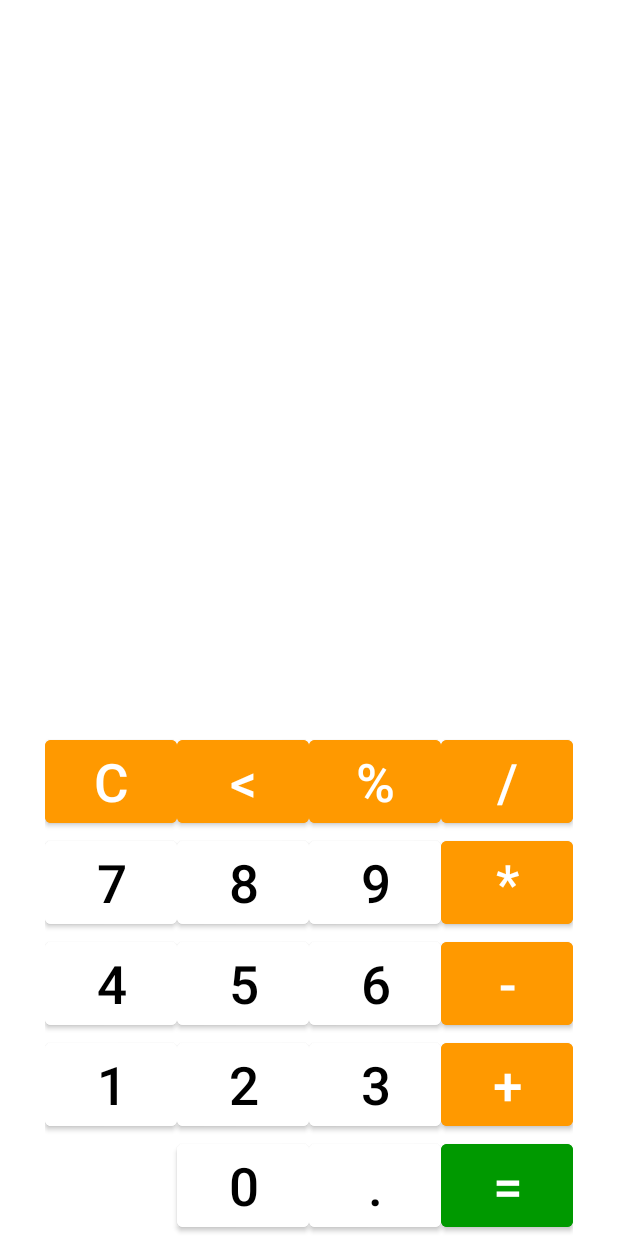
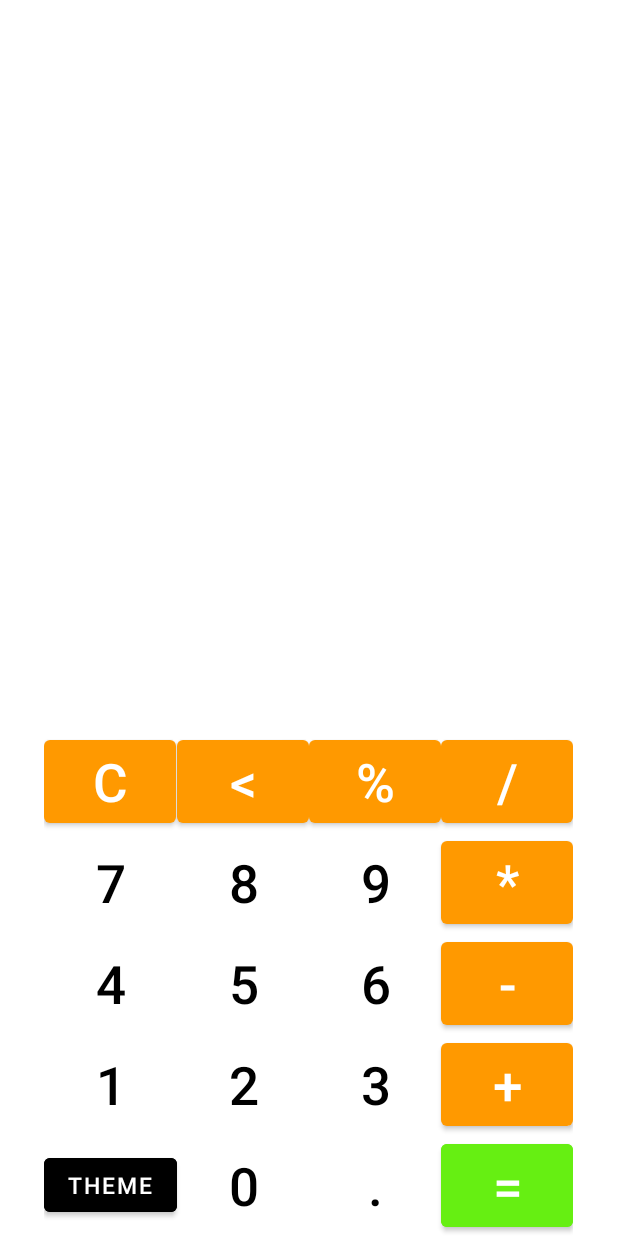
Before and after one commit to dmitrii-git/SimpleCalc, an Android app: the screen it shows after launch (MainActivity), on a phone screen of 412 x 824 dp. Run offline under Robolectric (Android 15) with nearby library versions, the phone set to English and light mode, and no system bars.

Commit message:
add themes

```diff
--- a/app/src/main/java/com/mcompany/simplecalc/MainActivity.java
+++ b/app/src/main/java/com/mcompany/simplecalc/MainActivity.java
@@ -3,16 +3,17 @@ package com.mcompany.simplecalc;
 import androidx.annotation.NonNull;
 import androidx.appcompat.app.AppCompatActivity;
 
+import android.content.SharedPreferences;
 import android.os.Bundle;
 import android.text.TextUtils;
 import android.view.View;
 import android.widget.Button;
 import android.widget.TextView;
 
-import java.util.ArrayList;
-import java.util.List;
 
 public class MainActivity extends AppCompatActivity {
+    private static final String PREF_NAME = "key_pref";
+    private static final String PREF_THEME_KEY = "key_pref_theme";
     private ListParcelable listParcelable = new ListParcelable();
 
 
@@ -36,15 +37,15 @@ public class MainActivity extends AppCompatActivity {
     private Button buttonPlus;
     private Button buttonEquals;
     private Button buttonPoint;
+    private Button buttonTheme;
 
-
-    private List list = new ArrayList();
     private String result;
-
+    private int A = 1;
 
     @Override
     protected void onCreate(Bundle savedInstanceState) {
         super.onCreate(savedInstanceState);
+        setTheme(getAppTheme());
         setContentView(R.layout.activity_main);
         initView();
         getSupportActionBar().hide();
@@ -71,6 +72,7 @@ public class MainActivity extends AppCompatActivity {
         buttonPercent.setOnClickListener(listener);
         buttonPlus.setOnClickListener(listener);
         buttonPoint.setOnClickListener(listener);
+        buttonTheme.setOnClickListener(listener);
 
     }
 
@@ -94,13 +96,15 @@ public class MainActivity extends AppCompatActivity {
         buttonDivide = findViewById(R.id.buttonDivide);
         buttonEquals = findViewById(R.id.buttonEquals);
         buttonPoint = findViewById(R.id.buttonPoint);
+        buttonTheme = findViewById(R.id.buttonTheme);
 
         text = findViewById(R.id.text);
+
 
     }
 
 
-    View.OnClickListener listener = new View.OnClickListener() {
+    final View.OnClickListener listener = new View.OnClickListener() {
 
 
         @Override
@@ -183,9 +187,9 @@ public class MainActivity extends AppCompatActivity {
                 }
                 case (R.id.buttonDivide): {
                     if (listParcelable.getSize() > 0) {
-                    listParcelable.adResult((String) buttonDivide.getText());
-                    result = TextUtils.join("", listParcelable.getResult());
-                    text.setText(result);
+                        listParcelable.adResult((String) buttonDivide.getText());
+                        result = TextUtils.join("", listParcelable.getResult());
+                        text.setText(result);
                     }
                     break;
                 }
@@ -237,8 +241,33 @@ public class MainActivity extends AppCompatActivity {
                     }
                     break;
                 }
+                case (R.id.buttonTheme): {
+                    switch (getAppTheme()) {
+                        case (R.style.Theme_SimpleCalc): {
+                            setAppTheme(R.style.YourApplicationThemeGreen);
+                            recreate();
+                            break;
+                        }
+                        case (R.style.YourApplicationThemeGreen): {
+                            setAppTheme(R.style.YourApplicationThemeBlue);
+                            recreate();
+                            break;
+                        }
+                        case (R.style.YourApplicationThemeBlue): {
+                            setAppTheme(R.style.YourApplicationThemeRed);
+                            recreate();
+                            break;
+                        }
+                        case (R.style.YourApplicationThemeRed): {
+                            setAppTheme(R.style.Theme_SimpleCalc);
+                            recreate();
+                            break;
+                        }
 
 
+                    }
+                    break;
+                }
 
 
             }
@@ -260,4 +289,18 @@ public class MainActivity extends AppCompatActivity {
         result = TextUtils.join("", listParcelable.getResult());
         text.setText(result);
     }
+
+    protected void setAppTheme(int codeStyle) {
+        SharedPreferences sharedPref = getSharedPreferences(PREF_NAME, MODE_PRIVATE);
+        SharedPreferences.Editor editor = sharedPref.edit();
+        editor.putInt(PREF_THEME_KEY, codeStyle);
+        editor.apply();
+    }
+
+    protected int getAppTheme() {
+        SharedPreferences sharedPref = getSharedPreferences(PREF_NAME, MODE_PRIVATE);
+        return sharedPref.getInt(PREF_THEME_KEY, R.style.Theme_SimpleCalc);
+    }
+
+
 }
--- a/app/src/main/res/layout-land/activity_main.xml
+++ b/app/src/main/res/layout-land/activity_main.xml
@@ -1,7 +1,7 @@
 <?xml version="1.0" encoding="utf-8"?>
 <GridLayout xmlns:android="http://schemas.android.com/apk/res/android"
-    xmlns:app="http://schemas.android.com/apk/res-auto"
     xmlns:tools="http://schemas.android.com/tools"
+    android:theme="@style/YourApplicationTheme"
     android:layout_width="wrap_content"
     android:layout_height="wrap_content"
     android:layout_gravity="center|bottom"
@@ -15,7 +15,8 @@
         android:layout_columnWeight="1"
         android:textSize="@dimen/CalcButton" />
 
-    <Button
+    <com.google.android.material.button.MaterialButton
+
         android:id="@+id/button_7"
         style="@style/button"
         android:text="@string/_7"
@@ -23,21 +24,24 @@
 
         />
 
-    <Button
+    <com.google.android.material.button.MaterialButton
+
         android:id="@+id/button_8"
         style="@style/button"
         android:text="@string/_8"
 
         />
 
-    <Button
+    <com.google.android.material.button.MaterialButton
+
         android:id="@+id/button_9"
         style="@style/button"
         android:text="@string/_9"
 
         />
 
-    <Button
+    <com.google.android.material.button.MaterialButton
+
         android:id="@+id/buttonDivide"
         style="@style/actionButton"
         android:text="@string/divide"
@@ -45,77 +49,88 @@
 
         />
 
-    <Button
+    <com.google.android.material.button.MaterialButton
+
         android:id="@+id/buttonC"
         style="@style/actionButton"
         android:text="@string/c"
 
         />
 
-    <Button
+    <com.google.android.material.button.MaterialButton
+
         android:id="@+id/button_4"
         style="@style/button"
         android:text="@string/_4"
 
         />
 
-    <Button
+    <com.google.android.material.button.MaterialButton
+
         android:id="@+id/button_5"
         style="@style/button"
         android:text="@string/_5"
 
         />
 
-    <Button
+    <com.google.android.material.button.MaterialButton
+
         android:id="@+id/button_6"
         style="@style/button"
         android:text="@string/_6"
 
         />
 
-    <Button
+    <com.google.android.material.button.MaterialButton
+
         android:id="@+id/buttonMultiplication"
         style="@style/actionButton"
         android:text="@string/multiplication"
 
         />
 
-    <Button
+    <com.google.android.material.button.MaterialButton
+
         android:id="@+id/buttonDel"
         style="@style/actionButton"
         android:text="@string/del"
 
         />
 
-    <Button
+    <com.google.android.material.button.MaterialButton
+
         android:id="@+id/button_1"
         style="@style/button"
         android:text="@string/_1"
 
         />
 
-    <Button
+    <com.google.android.material.button.MaterialButton
+
         android:id="@+id/button_2"
         style="@style/button"
         android:text="@string/_2"
 
         />
 
-    <Button
+    <com.google.android.material.button.MaterialButton
+
         android:id="@+id/button_3"
         style="@style/button"
         android:text="@string/_3"
 
         />
 
-    <Button
+    <com.google.android.material.button.MaterialButton
+
         android:id="@+id/buttonMinus"
         style="@style/actionButton"
         android:text="@string/minus"
 
         />
 
-    <Button
+    <com.google.android.material.button.MaterialButton
+
         android:id="@+id/buttonPercent"
         style="@style/actionButton"
         android:text="@string/percent"
@@ -123,7 +138,16 @@
 
         />
 
-    <Button
+    <com.google.android.material.button.MaterialButton
+
+        android:id="@+id/buttonTheme"
+        style="@style/themeButton"
+        android:text="Theme"
+
+        />
+
+    <com.google.android.material.button.MaterialButton
+
         android:id="@+id/button_0"
         style="@style/button"
         android:layout_column="1"
@@ -131,14 +155,16 @@
 
         />
 
-    <Button
+    <com.google.android.material.button.MaterialButton
+
         android:id="@+id/buttonPoint"
         style="@style/button"
         android:text="@string/Point"
 
         />
 
-    <Button
+    <com.google.android.material.button.MaterialButton
+
         android:id="@+id/buttonPlus"
         style="@style/actionButton"
         android:text="@string/plus"
@@ -146,7 +172,8 @@
 
         />
 
-    <Button
+    <com.google.android.material.button.MaterialButton
+
         android:id="@+id/buttonEquals"
         style="@style/equalsButton"
         android:text="@string/Equals"
--- a/app/src/main/res/layout/activity_main.xml
+++ b/app/src/main/res/layout/activity_main.xml
@@ -1,6 +1,5 @@
 <?xml version="1.0" encoding="utf-8"?>
 <GridLayout xmlns:android="http://schemas.android.com/apk/res/android"
-    xmlns:app="http://schemas.android.com/apk/res-auto"
     xmlns:tools="http://schemas.android.com/tools"
     android:layout_width="wrap_content"
     android:layout_height="wrap_content"
@@ -13,39 +12,35 @@
         android:id="@+id/text"
         android:layout_columnSpan="4"
         android:layout_columnWeight="1"
-        android:textSize="@dimen/CalcButton"/>
+        android:textSize="@dimen/CalcButton" />
 
-    <Button
+    <com.google.android.material.button.MaterialButton
         android:id="@+id/buttonC"
-        style="@style/actionButton"
         android:text="@string/c"
 
         />
 
-    <Button
+    <com.google.android.material.button.MaterialButton
         android:id="@+id/buttonDel"
-        style="@style/actionButton"
         android:text="@string/del"
 
         />
 
-    <Button
+    <com.google.android.material.button.MaterialButton
         android:id="@+id/buttonPercent"
-        style="@style/actionButton"
         android:text="@string/percent"
 
 
         />
 
-    <Button
+    <com.google.android.material.button.MaterialButton
         android:id="@+id/buttonDivide"
-        style="@style/actionButton"
         android:text="@string/divide"
 
 
         />
 
-    <Button
+    <com.google.android.material.button.MaterialButton
         android:id="@+id/button_7"
         style="@style/button"
         android:text="@string/_7"
@@ -53,97 +48,113 @@
 
         />
 
-    <Button
+    <com.google.android.material.button.MaterialButton
         android:id="@+id/button_8"
         style="@style/button"
         android:text="@string/_8"
 
         />
 
-    <Button
+    <com.google.android.material.button.MaterialButton
         android:id="@+id/button_9"
         style="@style/button"
         android:text="@string/_9"
 
         />
 
-    <Button
+    <com.google.android.material.button.MaterialButton
         android:id="@+id/buttonMultiplication"
-        style="@style/actionButton"
         android:text="@string/multiplication"
 
         />
 
-    <Button
+    <com.google.android.material.button.MaterialButton
+
         android:id="@+id/button_4"
         style="@style/button"
         android:text="@string/_4"
 
         />
 
-    <Button
+    <com.google.android.material.button.MaterialButton
+
         android:id="@+id/button_5"
         style="@style/button"
         android:text="@string/_5"
 
         />
 
-    <Button
+    <com.google.android.material.button.MaterialButton
+
         android:id="@+id/button_6"
         style="@style/button"
         android:text="@string/_6"
 
         />
 
-    <Button
+    <com.google.android.material.button.MaterialButton
+
         android:id="@+id/buttonMinus"
-        style="@style/actionButton"
         android:text="@string/minus"
 
         />
 
-    <Button
+    <com.google.android.material.button.MaterialButton
+
         android:id="@+id/button_1"
         style="@style/button"
         android:text="@string/_1"
 
         />
 
-    <Button
+    <com.google.android.material.button.MaterialButton
+
         android:id="@+id/button_2"
         style="@style/button"
         android:text="@string/_2"
 
         />
 
-    <Button
+    <com.google.android.material.button.MaterialButton
+
         android:id="@+id/button_3"
         style="@style/button"
         android:text="@string/_3"
 
         />
 
-    <Button
+    <com.google.android.material.button.MaterialButton
+
         android:id="@+id/buttonPlus"
-        style="@style/actionButton"
         android:text="@string/plus"
 
         />
 
-    <Button
+    <com.google.android.material.button.MaterialButton
+
+        android:id="@+id/buttonTheme"
+        style="@style/themeButton"
+        android:text="Theme"
+
+        />
+    <com.google.android.material.button.MaterialButton
+
         android:id="@+id/button_0"
         style="@style/button"
-        android:layout_column="1"
         android:text="@string/_0"
 
         />
-    <Button
+
+    <com.google.android.material.button.MaterialButton
+
         android:id="@+id/buttonPoint"
         style="@style/button"
         android:text="@string/Point"
 
         />
-    <Button
+
+    <com.google.android.material.button.MaterialButton
+
         android:id="@+id/buttonEquals"
         style="@style/equalsButton"
         android:layout_column="3"
--- a/app/src/main/res/values/colors.xml
+++ b/app/src/main/res/values/colors.xml
@@ -1,5 +1,7 @@
 <?xml version="1.0" encoding="utf-8"?>
 <resources>
+    <color name="orange">#FF9900</color>
+    <color name="red">#bf360c</color>
     <color name="purple_200">#FFBB86FC</color>
     <color name="purple_500">#FF6200EE</color>
     <color name="purple_700">#FF3700B3</color>
@@ -7,4 +9,13 @@
     <color name="teal_700">#FF018786</color>
     <color name="black">#FF000000</color>
     <color name="white">#FFFFFFFF</color>
+    <color name="red_100">#F8D4D3</color>
+    <color name="red_200">#FB4844</color>
+    <color name="red_500">#FF4234</color>
+    <color name="red_600">#FB3D2F</color>
+    <color name="red_700">#D72A2A</color>
+    <color name="red_800">#C82424</color>
+    <color name="red_900">#AE0B0B</color>
+    <color name="green">#66EF12</color>
+    <color name="blue">#10B0F4</color>
 </resources>
--- a/app/src/main/res/values/dimens.xml
+++ b/app/src/main/res/values/dimens.xml
@@ -1,4 +1,6 @@
 <?xml version="1.0" encoding="utf-8"?>
 <resources>
     <dimen name="CalcButton">35sp</dimen>
+    <dimen name="ThemeButton">15sp</dimen>
+
 </resources>
--- a/app/src/main/res/values/themes.xml
+++ b/app/src/main/res/values/themes.xml
@@ -2,7 +2,7 @@
     <!-- Base application theme. -->
     <style name="Theme.SimpleCalc" parent="Theme.MaterialComponents.DayNight.DarkActionBar">
         <!-- Primary brand color. -->
-        <item name="colorPrimary">@color/purple_500</item>
+        <item name="colorPrimary">@color/orange</item>
         <item name="colorPrimaryVariant">@color/purple_700</item>
         <item name="colorOnPrimary">@color/white</item>
         <!-- Secondary brand color. -->
@@ -12,6 +12,10 @@
         <!-- Status bar color. -->
         <item name="android:statusBarColor" tools:targetApi="l">?attr/colorPrimaryVariant</item>
         <!-- Customize your theme here. -->
+        <item name="android:textSize">@dimen/CalcButton</item>
+
+
+
     </style>
 
     <style name="YourApplicationTheme" parent="android:style/Theme.NoTitleBar">
@@ -20,8 +24,41 @@
 
     </style>
 
+    <style name="YourApplicationThemeGreen" parent="android:style/Theme.NoTitleBar">
+        <item name="android:background">@color/green</item>
+        <item name="android:textSize">@dimen/CalcButton</item>
+        <item name="colorPrimary">@color/black</item>
+        <item name="android:textColor">@color/white</item>
 
-    <style name="button">MySimpleButton
+
+
+
+
+
+    </style>
+
+    <style name="YourApplicationThemeBlue" parent="android:style/Theme.NoTitleBar">
+        <item name="android:background">@color/blue</item>
+        <item name="android:textSize">@dimen/CalcButton</item>
+        <item name="colorPrimary">@color/red_500</item>
+        <item name="android:textColor">@color/white</item>
+
+
+
+    </style>
+    <style name="YourApplicationThemeRed" parent="android:style/Theme.NoTitleBar">
+        <item name="android:background">@color/red</item>
+        <item name="android:navigationBarColor">@color/red_500</item>
+        <item name="android:statusBarColor">@color/red_800</item>
+        <item name="android:textSize">@dimen/CalcButton</item>
+
+
+
+    </style>
+
+
+    <style name="button" parent="@style/Widget.MaterialComponents.Button.TextButton.Icon">
+        MySimpleButton
         <item name="android:textColor">@color/black</item>
         <item name="android:backgroundTint">@color/white</item>
         <item name="android:textSize">@dimen/CalcButton</item>
@@ -34,6 +71,7 @@
         <item name="android:textSize">@dimen/CalcButton</item>
 
     </style>
+
     <style name="equalsButton">MySimpleEqualsButton
         <item name="android:textColor">@color/white</item>
         <item name="android:backgroundTint">@color/green</item>
@@ -41,8 +79,13 @@
 
     </style>
 
-    <color name="orange">#FF9900</color>
-    <color name="green">#009900</color>
-    <color name="blue">#000099</color>
-    <color name="red">#bf360c</color>
+    <style name="themeButton">MySimpleThemeButton
+        <item name="android:textColor">@color/white</item>
+        <item name="android:backgroundTint">@color/black</item>
+        <item name="android:textSize">@dimen/ThemeButton</item>
+        <item name="android:layout_gravity">center</item>
+
+    </style>
+
+
 </resources>
```
